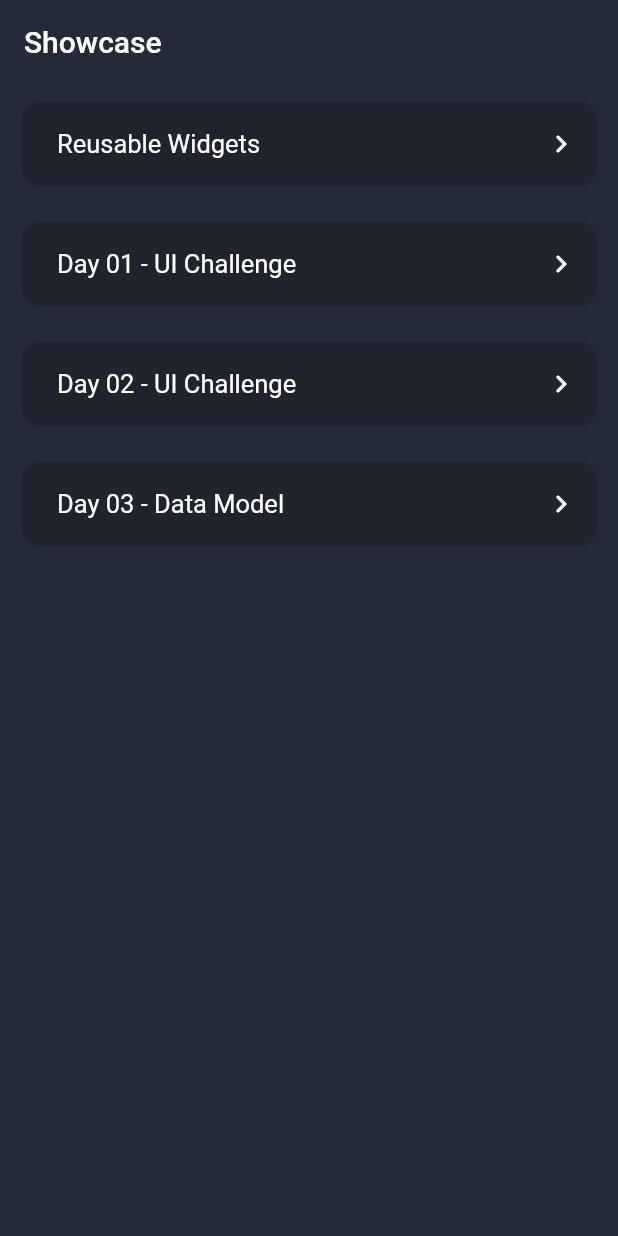
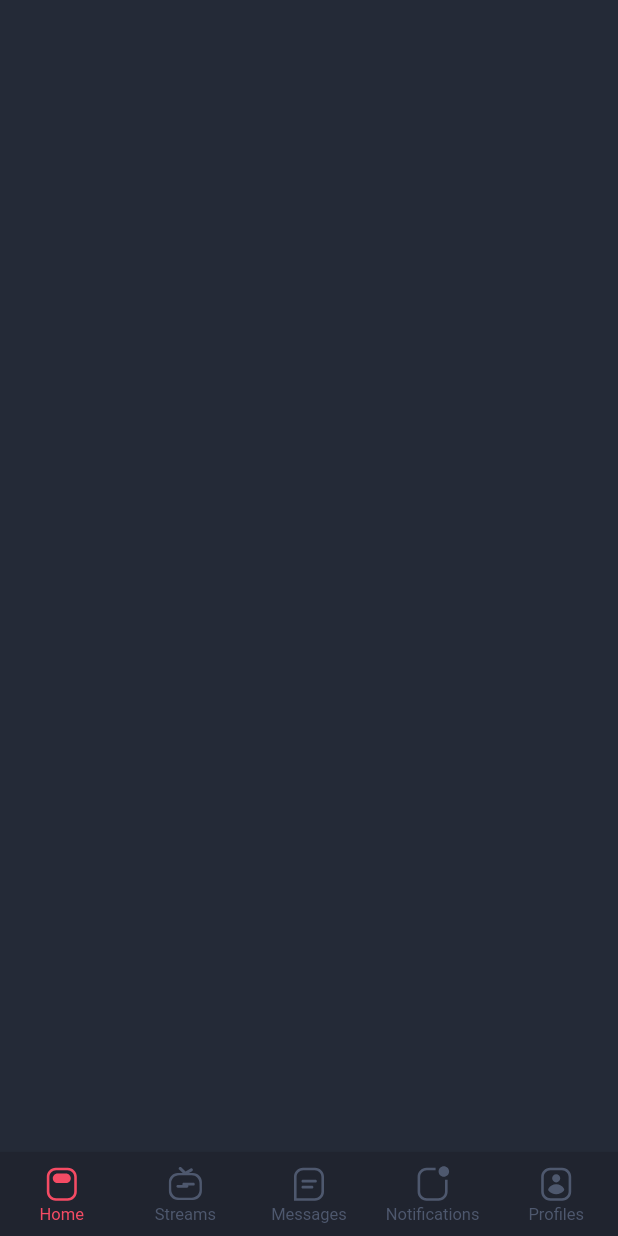
Before and after one commit to khang-dev/fs02-social-feed, a Flutter app: the screen it shows after launch, on a phone screen of 412 x 824 dp. Run offline on Flutter 3.47's test engine with Material 2 defaults, Android fonts, the phone set to English and light mode, and no system bars; our stand-ins replace cached_network_image, flutter_svg, timeago; generated files the repository leaves out were written again.

Commit message:
implement main tab view

```diff
--- a/social_feed_app/lib/src/app.dart
+++ b/social_feed_app/lib/src/app.dart
@@ -3,6 +3,7 @@ import 'package:flutter_gen/gen_l10n/app_localizations.dart';
 import 'package:flutter_localizations/flutter_localizations.dart';
 import 'package:flutter_social_app/src/demo/day_02_view.dart';
 import 'package:flutter_social_app/src/demo/reusable_widgets_showcase_view.dart';
+import 'package:flutter_social_app/src/features/main_tab/main_tab_view.dart';
 import 'package:flutter_social_app/src/themes/app_colors.dart';
 import 'demo/day_01_view.dart';
 import 'demo/day_03_view.dart';
@@ -57,7 +58,7 @@ class MyApp extends StatelessWidget {
                   case Day03View.routeName:
                     return const Day03View();
                   default:
-                    return const ShowcaseHomeView();
+                    return const MainTabView();
                 }
               },
             );
--- /dev/null
+++ b/social_feed_app/lib/src/features/feed/feed_view.dart
@@ -0,0 +1,15 @@
+import 'package:flutter/material.dart';
+
+class FeedView extends StatefulWidget {
+  const FeedView({Key? key}) : super(key: key);
+
+  @override
+  _FeedViewState createState() => _FeedViewState();
+}
+
+class _FeedViewState extends State<FeedView> {
+  @override
+  Widget build(BuildContext context) {
+    return Scaffold();
+  }
+}
--- /dev/null
+++ b/social_feed_app/lib/src/features/main_tab/main_tab_view.dart
@@ -0,0 +1,72 @@
+import 'package:flutter/material.dart';
+import 'package:flutter_social_app/src/demo/day_03_view.dart';
+import 'package:flutter_social_app/src/features/feed/feed_view.dart';
+import 'package:flutter_social_app/src/features/messenges/messenges_view.dart';
+import 'package:flutter_social_app/src/features/notifications/notifications_view.dart';
+import 'package:flutter_social_app/src/features/profile/profile_view.dart';
+import 'package:flutter_social_app/src/features/stream/stream_view.dart';
+import 'package:flutter_social_app/src/themes/app_assets.dart';
+import 'package:flutter_social_app/src/themes/app_colors.dart';
+import 'package:flutter_svg/flutter_svg.dart';
+
+class MainTabView extends StatefulWidget {
+  const MainTabView({Key? key}) : super(key: key);
+
+  @override
+  _MainTabViewState createState() => _MainTabViewState();
+}
+
+class _MainTabViewState extends State<MainTabView> {
+  int _currentTabIndex = 0;
+  static const List<Widget> _widgets = <Widget>[
+    FeedView(),
+    StreamView(),
+    MessagesView(),
+    NotificationsView(),
+    ProfileView(),
+  ];
+  @override
+  Widget build(BuildContext context) {
+    return Scaffold(
+      body: Center(
+        child: _widgets.elementAt(_currentTabIndex),
+      ),
+      bottomNavigationBar: BottomNavigationBar(
+          items: [
+            _buildNavBarItem('Home', svgIcon: AppAssets.tabFeedIcon),
+            _buildNavBarItem('Streams', svgIcon: AppAssets.tabStreamIcon),
+            _buildNavBarItem('Messages', svgIcon: AppAssets.tabMessagesIcon),
+            _buildNavBarItem('Notifications', svgIcon: AppAssets.tabNotificationsIcon),
+            _buildNavBarItem('Profiles', svgIcon: AppAssets.tabProfileIcon),
+          ],
+          currentIndex: _currentTabIndex,
+          onTap: (index) {
+            setState(() {
+              _currentTabIndex = index;
+            });
+          },
+          type: BottomNavigationBarType.fixed,
+          selectedFontSize: 11,
+          unselectedFontSize: 11,
+          backgroundColor: DarkTheme.darkerBackground,
+          selectedItemColor: DarkTheme.red,
+          unselectedItemColor: DarkTheme.darkGrey,
+          iconSize: 24,
+          elevation: 2.0),
+    );
+  }
+
+  BottomNavigationBarItem _buildNavBarItem(String label, {required String svgIcon}) {
+    return BottomNavigationBarItem(
+      activeIcon: SvgPicture.asset(
+        svgIcon,
+        color: DarkTheme.red,
+      ),
+      icon: SvgPicture.asset(
+        svgIcon,
+        color: DarkTheme.darkGrey,
+      ),
+      label: label,
+    );
+  }
+}
--- /dev/null
+++ b/social_feed_app/lib/src/themes/app_assets.dart
@@ -0,0 +1,8 @@
+class AppAssets {
+  static const _svgFolder = 'assets/images/svg';
+  static const tabFeedIcon = '$_svgFolder/tab_feed_icon.svg';
+  static const tabStreamIcon = '$_svgFolder/tab_stream_icon.svg';
+  static const tabMessagesIcon = '$_svgFolder/tab_messages_icon.svg';
+  static const tabNotificationsIcon = '$_svgFolder/tab_notifications_icon.svg';
+  static const tabProfileIcon = '$_svgFolder/tab_profile_icon.svg';
+}
--- a/social_feed_app/lib/src/themes/app_colors.dart
+++ b/social_feed_app/lib/src/themes/app_colors.dart
@@ -11,7 +11,7 @@ class DarkTheme {
   static const darkGrey = Color(0xFF4E586E);
   static const darkBackground = Color(0xFF242A37);
   static const darkerBackground = Color(0xFF20242F);
-  static const red = Color(0xFFFD4C00);
+  static const red = Color(0xFFF54B64);
   static const green = Color(0xFF3E9D9D);
   static const yellow = Color(0xFFFFAF34);
   static const text = Colors.white;
--- a/social_feed_app/pubspec.yaml
+++ b/social_feed_app/pubspec.yaml
@@ -17,6 +17,8 @@ dependencies:
   json_annotation: ^4.4.0
   cached_network_image: ^3.2.0
   timeago: ^3.1.0
+  provider: ^6.0.2
+  flutter_svg: ^1.0.3
   social_feed_api:
     path: ../social_feed_api/
 
@@ -37,3 +39,4 @@ flutter:
   assets:
     # Add assets from the images directory to the application.
     - assets/json/
+    - assets/images/svg/
```
Also changed, not shown: social_feed_app/lib/src/features/messenges/messenges_view.dart (added, +15 -0 lines), social_feed_app/lib/src/features/notifications/notifications_view.dart (added, +54 -0 lines), social_feed_app/lib/src/features/profile/profile_view.dart (added, +10 -0 lines), social_feed_app/lib/src/features/stream/stream_view.dart (added, +15 -0 lines), social_feed_app/assets/images/svg/tab_feed_icon.svg (added), social_feed_app/assets/images/svg/tab_messages_icon.svg (added), social_feed_app/assets/images/svg/tab_notifications_icon.svg (added), social_feed_app/assets/images/svg/tab_profile_icon.svg (added), social_feed_app/assets/images/svg/tab_stream_icon.svg (added), social_feed_app/lib/src/features/messenges/messenges_view_model.dart (added).
